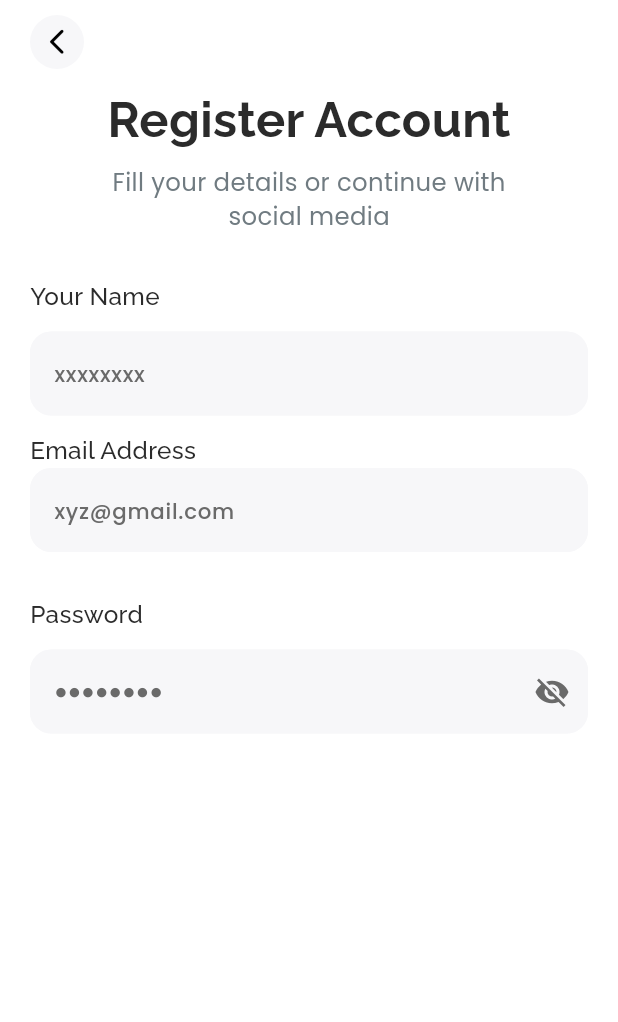
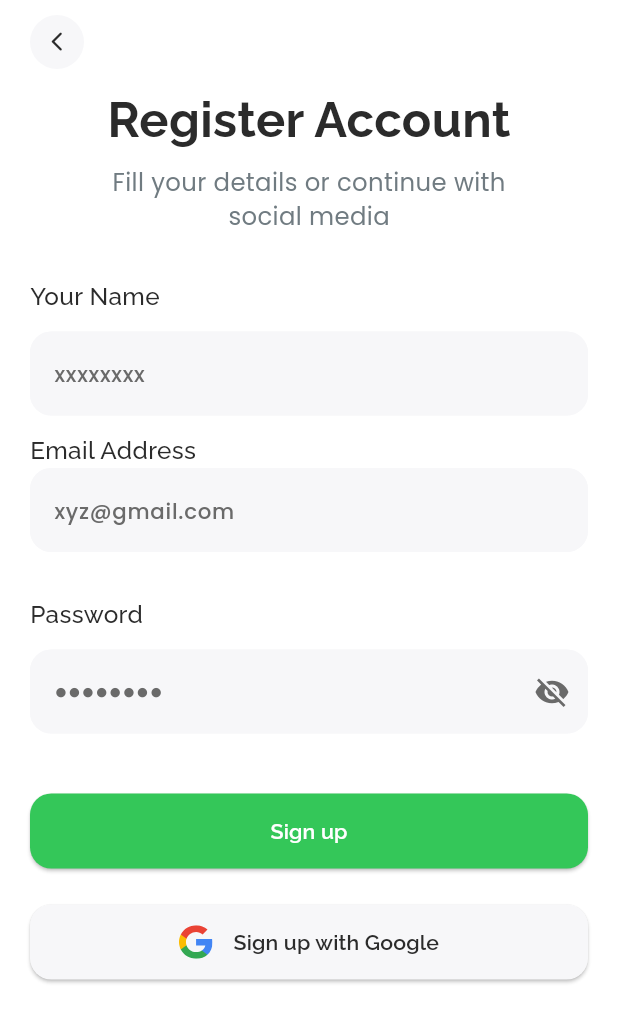
Before and after one commit to NadyAlwazah/flutter-task09-team-clean-architecture-app-beg, a Flutter app: the SignupView screen opened by its route, on a phone screen of 412 x 824 dp. Shown: the top 1022 px of the screen. Run offline on Flutter 3.47's test engine with Material 3 defaults, Android fonts, the phone set to English and light mode, and no system bars; our stand-ins replace flutter_screenutil, flutter_svg, go_router, google_fonts.

Commit message:
feat(auth): integrate CustomButton and CustomButtonWithGoogle into SignupViewBody

```diff
--- a/lib/core/widgets/custom_app_bar.dart
+++ b/lib/core/widgets/custom_app_bar.dart
@@ -41,8 +41,8 @@ class CustomAppBar extends StatelessWidget implements PreferredSizeWidget {
                   onTap: onTapLeading,
                   child: Icon(
                     Icons.arrow_back_ios_new_rounded,
-                    color: Colors.black,
-                    size: 20.r,
+                    color: AppColors.appBarTitleColor,
+                    size: 15.r,
                   ),
                 ),
               ),
--- a/lib/features/auth/presentation/views/widgets/signup_view_body.dart
+++ b/lib/features/auth/presentation/views/widgets/signup_view_body.dart
@@ -1,5 +1,7 @@
 import 'package:flutter/material.dart';
+import 'package:flutter_task09_team_clean_architecture_app_beg/core/widgets/custom_button.dart';
 import 'package:flutter_task09_team_clean_architecture_app_beg/features/auth/presentation/views/widgets/auth_header.dart';
+import 'package:flutter_task09_team_clean_architecture_app_beg/features/auth/presentation/views/widgets/custom_button_with_google.dart';
 import 'package:flutter_task09_team_clean_architecture_app_beg/features/auth/presentation/views/widgets/signup_form_fields.dart';
 
 class SignupViewBody extends StatefulWidget {
@@ -42,6 +44,20 @@ class _SignupViewBodyState extends State<SignupViewBody> {
                 emailController: emailController,
                 passwordController: passwordController,
               ),
+
+              const SizedBox(height: 40),
+              CustomButton(
+                text: "Sign up",
+                onPressed: () async {
+                  if (_formKey.currentState!.validate()) {}
+                },
+              ),
+
+              const SizedBox(height: 24),
+              CustomButtonWithGoogle(
+                text: "Sign up with Google",
+                onPressed: () {},
+              ),
             ],
           ),
         ),
```
